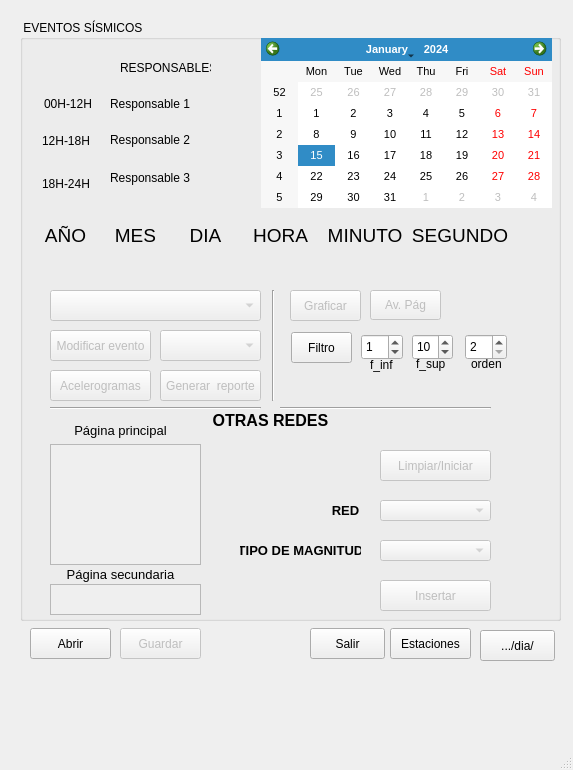
Qt form src/ui/reporte.ui (RedSismicaAustro/rsa_sismologia) before a commit.
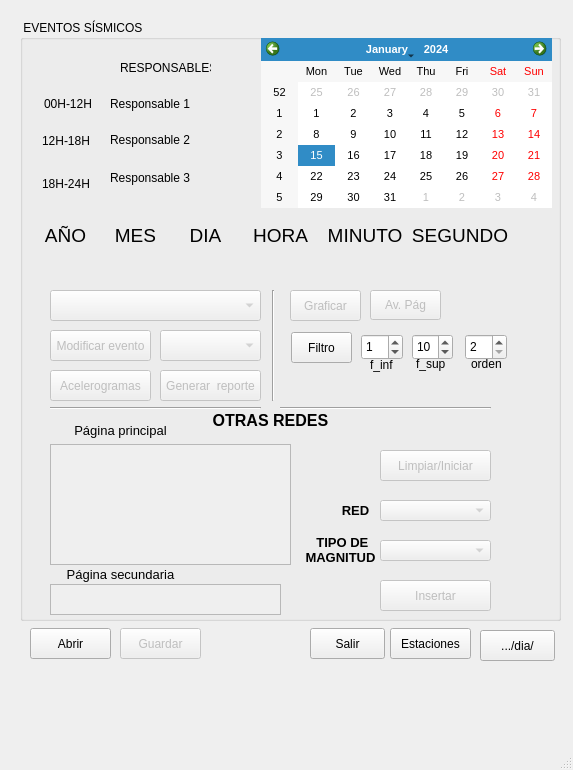
The same form after that commit.

Patch:
```diff
--- a/src/ui/reporte.ui
+++ b/src/ui/reporte.ui
@@ -89,7 +89,7 @@
       <rect>
        <x>30</x>
        <y>424</y>
-       <width>151</width>
+       <width>241</width>
        <height>121</height>
       </rect>
      </property>
@@ -131,7 +131,7 @@
       <rect>
        <x>30</x>
        <y>564</y>
-       <width>151</width>
+       <width>231</width>
        <height>31</height>
       </rect>
      </property>
@@ -142,7 +142,7 @@
      </property>
      <property name="geometry">
       <rect>
-       <x>300</x>
+       <x>310</x>
        <y>470</y>
        <width>51</width>
        <height>40</height>
@@ -174,7 +174,7 @@
      </property>
      <property name="geometry">
       <rect>
-       <x>220</x>
+       <x>260</x>
        <y>510</y>
        <width>121</width>
        <height>40</height>
@@ -188,7 +188,8 @@
       </font>
      </property>
      <property name="text">
-      <string>TIPO DE MAGNITUD</string>
+      <string> TIPO DE
+MAGNITUD</string>
      </property>
      <property name="scaledContents">
       <bool>false</bool>
```
